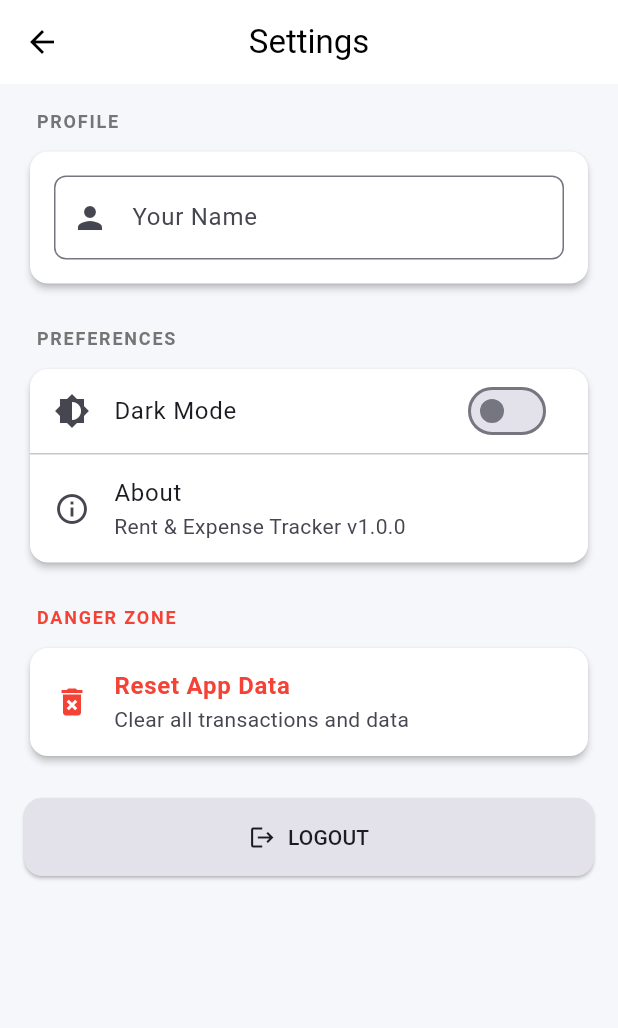
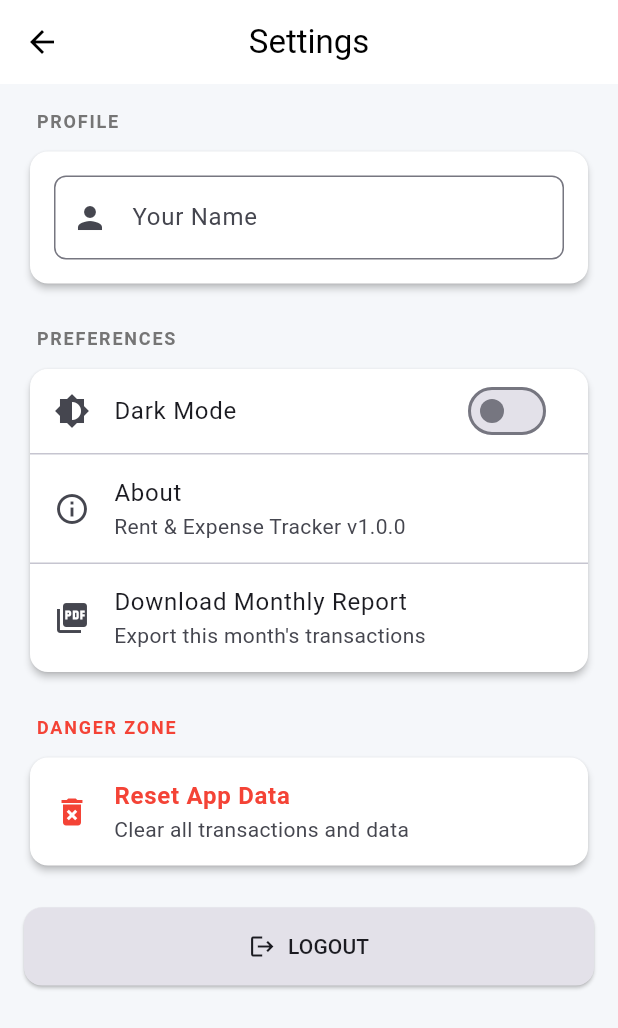
Before and after one commit to ajitrloni27/Rent-tracker, a Flutter app: the SettingsScreen screen opened directly, on a phone screen of 412 x 824 dp. Shown: the top 1028 px of the screen. Run offline on Flutter 3.47's test engine with Material 3 defaults, Android fonts, the phone set to English and light mode, and no system bars; our stand-ins replace csv, file_picker, fl_chart, flutter_riverpod, isar, pdf and 3 more; accounts and stored records are empty; generated files the repository leaves out were written again.

Commit message:
Add PDF export option to Settings

```diff
--- a/lib/screens/settings_screen.dart
+++ b/lib/screens/settings_screen.dart
@@ -3,6 +3,7 @@ import 'package:flutter_riverpod/flutter_riverpod.dart';
 import 'package:shared_preferences/shared_preferences.dart';
 import '../providers/theme_provider.dart';
 import '../providers/transaction_provider.dart';
+import '../services/export_service.dart';
 import 'login_screen.dart';
 
 class SettingsScreen extends ConsumerStatefulWidget {
@@ -156,6 +157,30 @@ class _SettingsScreenState extends ConsumerState<SettingsScreen> {
                     );
                   },
                 ),
+                const Divider(height: 1),
+                ListTile(
+                  leading: const Icon(Icons.picture_as_pdf),
+                  title: const Text('Download Monthly Report'),
+                  subtitle: const Text('Export this month\'s transactions'),
+                  onTap: () async {
+                    final transactionsAsync = ref.read(transactionsProvider);
+                    transactionsAsync.whenData((transactions) {
+                      final now = DateTime.now();
+                      final currentMonthTransactions = transactions.where((t) {
+                        return t.date.year == now.year && t.date.month == now.month;
+                      }).toList();
+
+                      if (currentMonthTransactions.isEmpty) {
+                        ScaffoldMessenger.of(context).showSnackBar(
+                          const SnackBar(content: Text('No transactions for this month to export.')),
+                        );
+                        return;
+                      }
+
+                      ExportService.exportPDF(currentMonthTransactions);
+                    });
+                  },
+                ),
               ],
             ),
           ),
```
